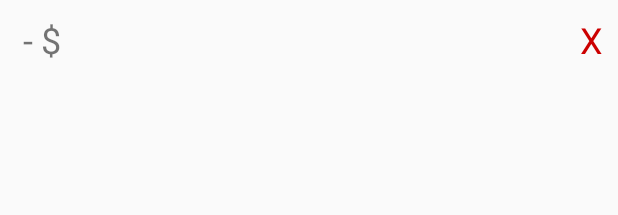
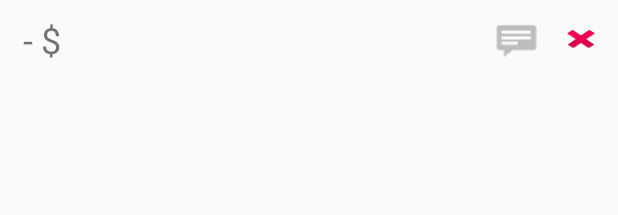
Before and after one commit to Shadow0144/BudgetTracker, an Android app: the layout item.xml on its own in the app's theme, with its tools: preview values and no code run, on a phone screen of 412 x 824 dp. Shown: the top 215 px of the screen. Run offline under Robolectric (Android 15) with nearby library versions, the phone set to English and light mode, and no system bars.

Commit message:
Added notes, better number formatting, upgrading databases

```diff
--- a/app/src/main/res/layout/item.xml
+++ b/app/src/main/res/layout/item.xml
@@ -12,6 +12,7 @@
         android:id="@+id/negativeView"
         android:layout_width="wrap_content"
         android:layout_height="wrap_content"
+        android:layout_gravity="center"
         android:text="-"
         android:textSize="24sp" />
 
@@ -19,6 +20,7 @@
         android:id="@+id/currencyView"
         android:layout_width="wrap_content"
         android:layout_height="wrap_content"
+        android:layout_gravity="center"
         android:paddingEnd="5dp"
         android:paddingStart="5dp"
         android:text="$"
@@ -26,39 +28,46 @@
 
     <TextView
         android:id="@+id/costView"
-        android:layout_width="match_parent"
+        android:layout_width="100dp"
         android:layout_height="wrap_content"
+        android:layout_gravity="center"
         android:layout_weight="1"
         android:text=""
         android:textSize="24sp" />
 
-    <ImageView
-        android:id="@+id/verticalDivider"
-        android:layout_width="5dp"
-        android:layout_height="match_parent"
-        android:layout_weight="0"
-        android:foregroundTint="@color/black"
-        android:paddingEnd="5dp"
-        android:paddingStart="5dp"
-        app:srcCompat="?attr/dividerVertical" />
-
     <TextView
         android:id="@+id/categoryView"
-        android:layout_width="75dp"
+        android:layout_width="175dp"
         android:layout_height="wrap_content"
+        android:layout_gravity="center"
         android:ellipsize="end"
         android:lines="1"
         android:text=""
         android:textSize="24sp" />
 
-    <TextView
+    <Button
+        android:id="@+id/noteButton"
+        android:layout_width="20dp"
+        android:layout_height="25dp"
+        android:layout_gravity="center"
+        android:layout_weight="1"
+        android:background="@android:color/transparent"
+        android:foreground="@android:drawable/stat_notify_chat"
+        android:foregroundTint="@color/translucent" />
+
+    <Space
+        android:id="@+id/removeSpacer"
+        android:layout_width="5dp"
+        android:layout_height="wrap_content"
+        android:layout_weight="1" />
+
+    <Button
         android:id="@+id/removeButton"
-        android:layout_width="@android:dimen/app_icon_size"
-        android:layout_height="match_parent"
-        android:layout_weight="0"
-        android:text="@string/x"
-        android:textAlignment="textEnd"
-        android:textColor="@android:color/holo_red_dark"
-        android:textSize="24sp" />
+        android:layout_width="20dp"
+        android:layout_height="20dp"
+        android:layout_gravity="center"
+        android:layout_weight="1"
+        android:background="@android:color/transparent"
+        android:foreground="@android:drawable/ic_delete" />
 
 </android.widget.LinearLayout>
--- a/app/src/main/res/values/colors.xml
+++ b/app/src/main/res/values/colors.xml
@@ -8,4 +8,5 @@
     <color name="red">#FF0000</color>
     <color name="green">#00FF00</color>
     <color name="blue">#0000FF</color>
+    <color name="translucent">#88888888</color>
 </resources>
```
Also changed, not shown: app/build.gradle (+9 -0 lines), app/src/main/java/cc/corbin/budgettracker/Currencies.java (+20 -0 lines), app/src/main/java/cc/corbin/budgettracker/DayFragment.java (+103 -31 lines), app/src/main/java/cc/corbin/budgettracker/DayViewActivity.java (+2 -18 lines), app/src/main/java/cc/corbin/budgettracker/ExpenditureDatabase.java (+16 -2 lines), app/src/main/java/cc/corbin/budgettracker/ExpenditureEntity.java (+16 -1 lines), app/src/main/java/cc/corbin/budgettracker/MonthTable.java (+14 -36 lines), app/src/main/res/layout/day.xml (added, +24 -0 lines), app/src/main/res/layout/fragment_day.xml (+9 -21 lines), app/src/main/res/layout/note.xml (added, +55 -0 lines), 1 other file.
